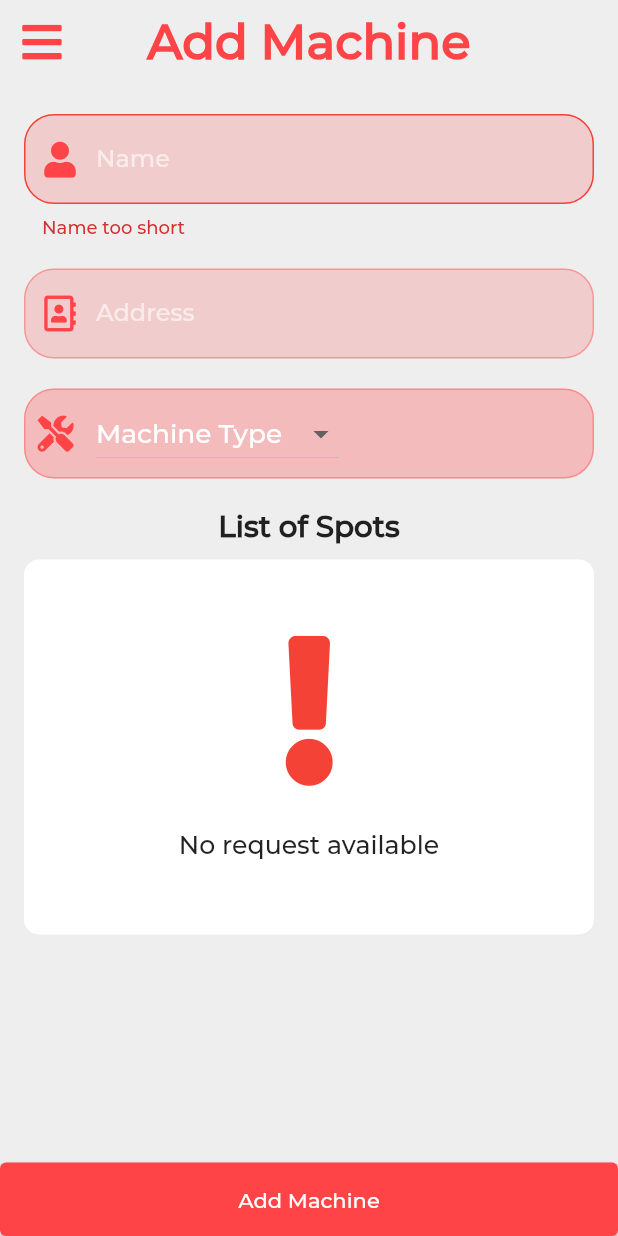
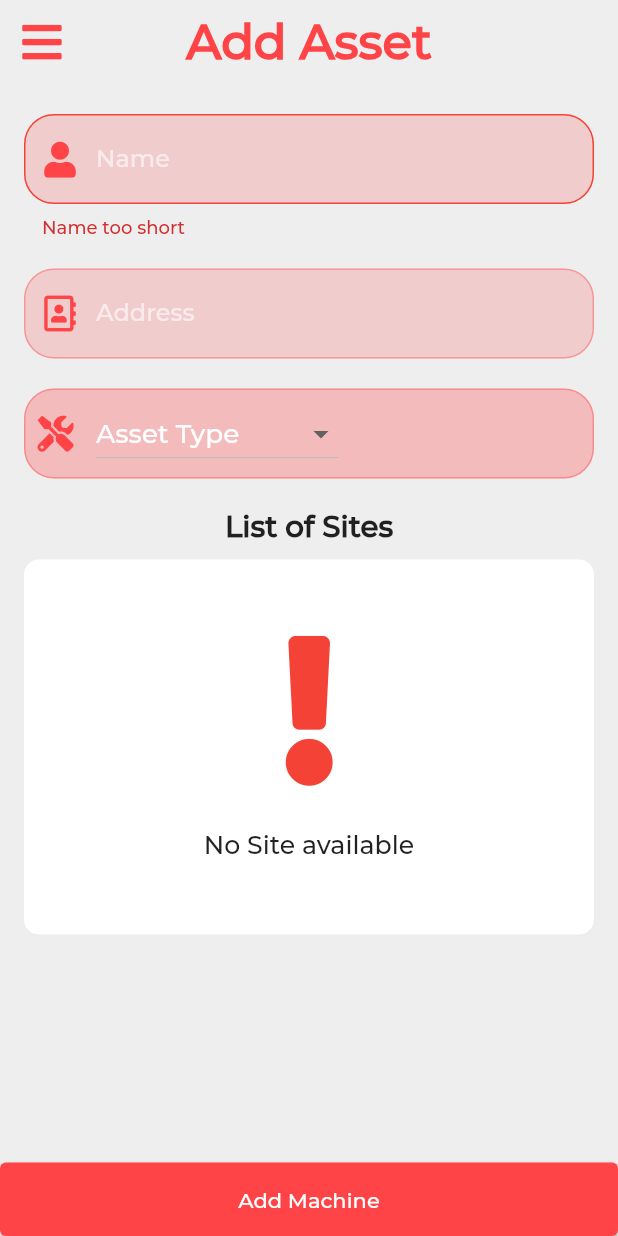
Before and after one commit to VarunSAthreya/Firefighter, a Flutter app: the AddMachine screen opened by its route, after a tap on "Add Machine", on a phone screen of 412 x 824 dp. Run offline on Flutter 3.47's test engine with Material 2 defaults, Android fonts, the phone set to English and light mode, and no system bars; our stand-ins replace barcode_widget, cached_network_image, cloud_firestore, firebase_auth, firebase_core, firebase_storage and 8 more; missing offline and left inert: flutter_barcode_scanner, pedantic; accounts and stored records are empty.

Commit message:
Changed names

```diff
--- a/lib/screens/add_machine.dart
+++ b/lib/screens/add_machine.dart
@@ -26,7 +26,7 @@ class AddMachine extends HookWidget {
     final _addressErrorMessage = useState<String>('');
     final _validityAddress = useState<bool>(true);
 
-    final _type = useState<String>('Machine Type');
+    final _type = useState<String>('Asset Type');
 
     final _spotId = useState<String>('');
 
@@ -57,7 +57,7 @@ class AddMachine extends HookWidget {
       appBar: const PreferredSize(
         preferredSize: Size.fromHeight(60),
         child: CustomAppBar(
-          title: 'Add Machine',
+          title: 'Add Asset',
         ),
       ),
       drawer: CustomDrawer(),
@@ -94,7 +94,7 @@ class AddMachine extends HookWidget {
               ),
               const SizedBox(height: 20),
               const Text(
-                "List of Spots",
+                "List of Sites",
                 textScaleFactor: 1.4,
                 style: TextStyle(fontWeight: FontWeight.bold),
               ),
@@ -144,7 +144,7 @@ class AddMachine extends HookWidget {
                       } else {
                         return const Center(
                           child: ErrorMessage(
-                            message: 'No request available',
+                            message: 'No Site available',
                           ),
                         );
                       }
@@ -164,10 +164,10 @@ class AddMachine extends HookWidget {
         onPressed: () async {
           if (_isValidName(_nameController.text.trim()) &&
               _isValidAddress(_addressController.text.trim()) &&
-              _type.value != 'Machine Type' &&
+              _type.value != 'Asset Type' &&
               _spotId.value != '') {
             try {
-              String id = await DatabaseService.createMachines(
+              final String id = await DatabaseService.createMachines(
                 name: _nameController.text.trim(),
                 address: _addressController.text.trim(),
                 type: _type.value,
--- a/lib/screens/add_request.dart
+++ b/lib/screens/add_request.dart
@@ -56,7 +56,7 @@ class AddRequest extends HookWidget {
       appBar: const PreferredSize(
         preferredSize: Size.fromHeight(60),
         child: CustomAppBar(
-          title: 'Add Request',
+          title: 'Add Report',
         ),
       ),
       drawer: CustomDrawer(),
@@ -84,7 +84,7 @@ class AddRequest extends HookWidget {
               ),
               const SizedBox(height: 20),
               const Text(
-                "List of Spots",
+                "List of Sites",
                 textScaleFactor: 1.4,
                 style: TextStyle(fontWeight: FontWeight.bold),
               ),
@@ -134,7 +134,7 @@ class AddRequest extends HookWidget {
                       } else {
                         return const Center(
                           child: ErrorMessage(
-                            message: 'No request available',
+                            message: 'No Site available',
                           ),
                         );
                       }
@@ -149,7 +149,7 @@ class AddRequest extends HookWidget {
               if (_spotId.value != '') ...[
                 const SizedBox(height: 20),
                 const Text(
-                  "List of Machines",
+                  "List of Assets",
                   textScaleFactor: 1.4,
                   style: TextStyle(fontWeight: FontWeight.bold),
                 ),
@@ -200,7 +200,7 @@ class AddRequest extends HookWidget {
                         } else {
                           return const Center(
                             child: ErrorMessage(
-                              message: 'No request available',
+                              message: 'No asset available',
                             ),
                           );
                         }
@@ -240,7 +240,7 @@ class AddRequest extends HookWidget {
         style: ElevatedButton.styleFrom(primary: Theme.of(context).accentColor),
         child: const Padding(
           padding: EdgeInsets.all(16.0),
-          child: Text("Add Request"),
+          child: Text("Add Report"),
         ),
       ),
     );
--- a/lib/screens/add_service.dart
+++ b/lib/screens/add_service.dart
@@ -74,7 +74,7 @@ class AddService extends HookWidget {
       appBar: const PreferredSize(
         preferredSize: Size.fromHeight(60),
         child: CustomAppBar(
-          title: 'Service Machine',
+          title: 'Service Asset',
         ),
       ),
       drawer: CustomDrawer(),
--- a/lib/screens/home.dart
+++ b/lib/screens/home.dart
@@ -21,7 +21,7 @@ class HomePage extends StatelessWidget {
       appBar: PreferredSize(
         preferredSize: const Size.fromHeight(60),
         child: CustomAppBar(
-          title: 'Home',
+          title: 'Reports',
           actions: [
             IconButton(
               onPressed: () =>
--- a/lib/screens/spot_details.dart
+++ b/lib/screens/spot_details.dart
@@ -41,7 +41,7 @@ class SpotDetails extends HookWidget {
             ),
             onPressed: () => Navigator.of(context).pop(),
           ),
-          title: 'Spot',
+          title: 'Site',
         ),
       ),
       body: Padding(
@@ -74,7 +74,7 @@ class SpotDetails extends HookWidget {
                       ),
                       const SizedBox(height: 20),
                       Text(
-                        'Number of Machines ${spot.machineId.length}',
+                        'Number of Assets ${spot.machineId.length}',
                         softWrap: true,
                         textScaleFactor: 1.2,
                       ),
@@ -86,7 +86,7 @@ class SpotDetails extends HookWidget {
                       ),
                       const SizedBox(height: 20),
                       const Text(
-                        "List of Machines",
+                        "List of Assets",
                         textScaleFactor: 1.4,
                         style: TextStyle(fontWeight: FontWeight.bold),
                       ),
--- a/lib/screens/spot_list.dart
+++ b/lib/screens/spot_list.dart
@@ -20,7 +20,7 @@ class SpotList extends StatelessWidget {
       appBar: PreferredSize(
         preferredSize: const Size.fromHeight(60),
         child: CustomAppBar(
-          title: 'Spot List',
+          title: 'Site List',
           actions: [
             IconButton(
               onPressed: () => Navigator.pushNamed(context, AddSpot.routeName),
--- a/lib/widgets/custom_drawer.dart
+++ b/lib/widgets/custom_drawer.dart
@@ -28,19 +28,19 @@ class CustomDrawer extends HookWidget {
             _header(context),
             const SizedBox(height: 30),
             _DrawerTile(
-              title: 'Home',
-              iconData: FontAwesomeIcons.home,
+              title: 'Reports',
+              iconData: FontAwesomeIcons.clipboardCheck,
               onTap: () =>
                   Navigator.pushReplacementNamed(context, HomePage.routeName),
             ),
             if (_user.type != 'user') ...[
               _DrawerTile(
-                title: 'All Spots',
+                title: 'Sites',
                 iconData: FontAwesomeIcons.locationArrow,
                 onTap: () => Navigator.pushNamed(context, SpotList.routeName),
               ),
               _DrawerTile(
-                title: 'Add Machine',
+                title: 'Add Asset',
                 iconData: FontAwesomeIcons.plus,
                 onTap: () => Navigator.pushNamed(context, AddMachine.routeName),
               ),
```
